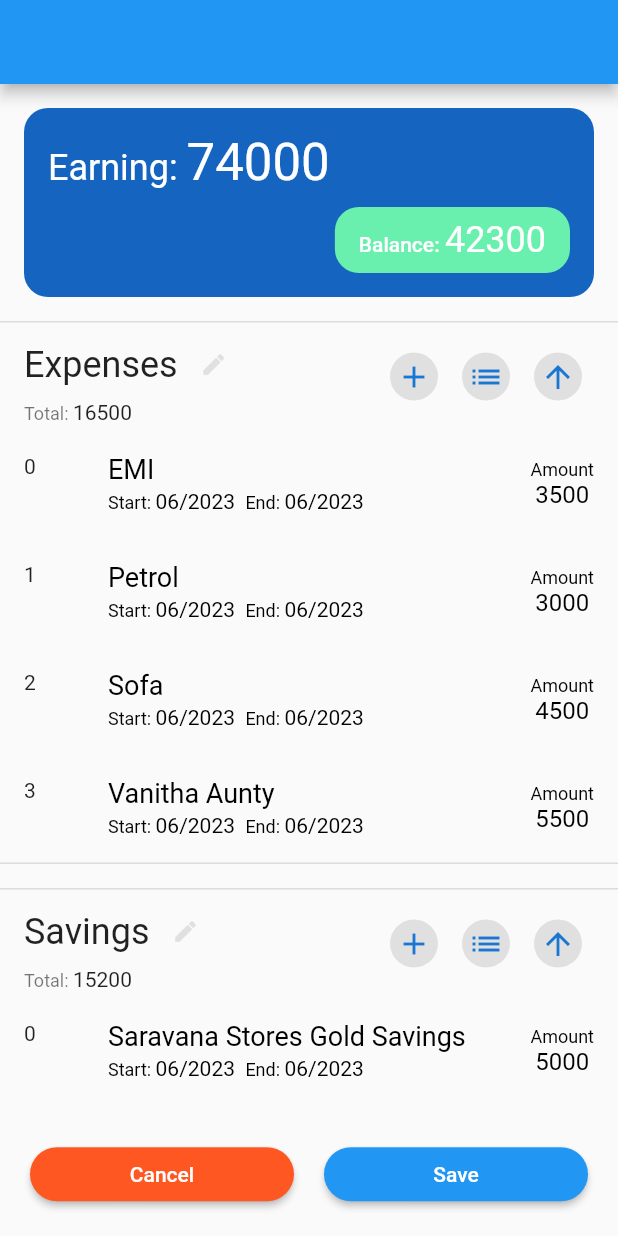
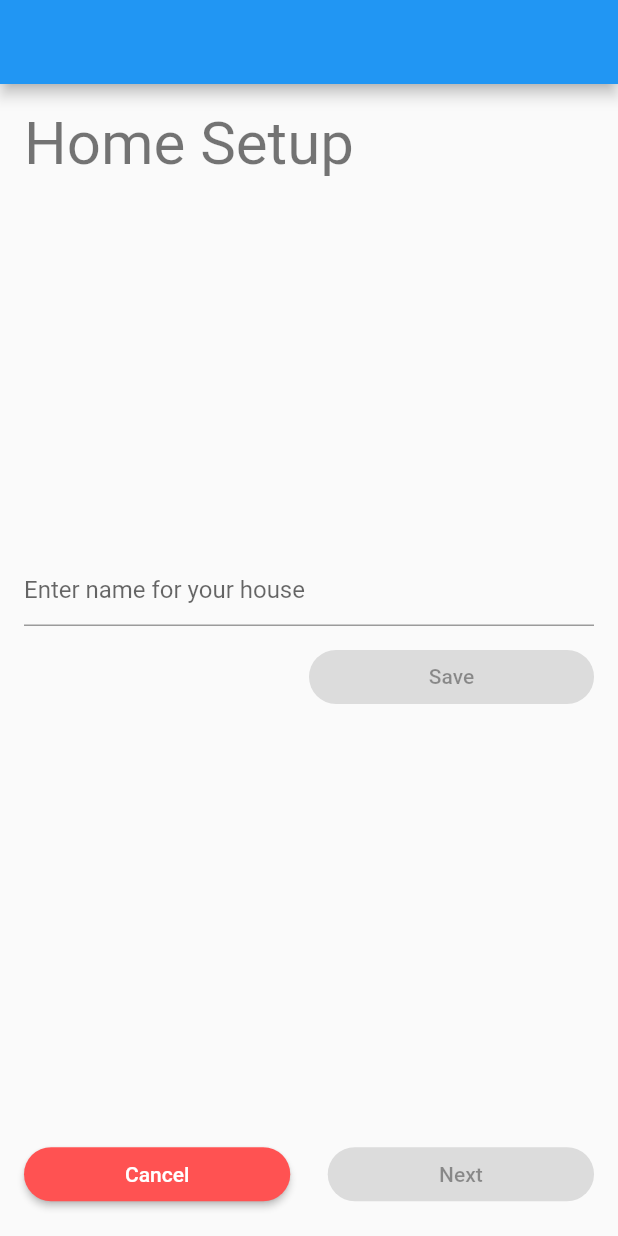
Before and after one commit to braglath/homeExpensesCalculator, a Flutter app: the screen it shows after launch, after a tap on "Cancel", on a phone screen of 412 x 824 dp. Run offline on Flutter 3.47's test engine with Material 2 defaults, Android fonts, the phone set to English and light mode, and no system bars; drawn by our look-alikes of flutter_slidable; our stand-ins replace internet_connection_checker, qr_flutter, sqflite; missing offline and left inert: encrypt; accounts and stored records are empty.

Commit message:
home setup

```diff
--- a/lib/helpers/extensions/ext_on_string.dart
+++ b/lib/helpers/extensions/ext_on_string.dart
@@ -1,5 +1,10 @@
+import 'package:homeexpensecalculator/helpers/encryption/encrypt.dart';
+import 'package:homeexpensecalculator/helpers/functions/random_4_string.dart';
+
 extension ConversionOnString on String? {
   DateTime get toDateTime => DateTime.parse(this!);
   int get toInt => int.parse(this!);
   bool get isNullOrEmpty => this == null || this!.isEmpty;
+  String get encrypt => Encryption.encryptString(this ?? '');
+  String get random4String => Random4String.generate(this ?? '');
 }
--- a/lib/main.dart
+++ b/lib/main.dart
@@ -1,8 +1,10 @@
 import 'package:flutter/material.dart';
-import 'package:homeexpensecalculator/providers/services/services_provider.dart';
-import 'package:homeexpensecalculator/screens/services/services_screen.dart';
+import 'package:homeexpensecalculator/utils/app_providers.dart';
 import 'package:homeexpensecalculator/utils/app_theme.dart';
 import 'package:provider/provider.dart';
+
+
+import 'package:homeexpensecalculator/screens/registration/home_setup.dart';
 
 void main() {
   runApp(const MyApp());
@@ -13,15 +15,12 @@ class MyApp extends StatelessWidget {
   // This widget is the root of your application.
   @override
   Widget build(BuildContext context) => MultiProvider(
-        providers: <ChangeNotifierProvider<dynamic>>[
-          ChangeNotifierProvider<ServicesProvider>(
-              create: (_) => ServicesProvider())
-        ],
+        providers: AppProviders.providers,
         child: MaterialApp(
           debugShowCheckedModeBanner: false,
           title: 'Home Expense Calculator',
           theme: AppTheme.light,
-          home: const ServicesView(),
+          home: const RegistrationHomeSetupScreen(),
         ),
       );
 }
--- /dev/null
+++ b/lib/providers/registration/home_setup_provider.dart
@@ -0,0 +1,64 @@
+import 'package:flutter/material.dart';
+import 'package:flutter/services.dart';
+import 'package:homeexpensecalculator/helpers/extensions/ext_on_string.dart';
+
+class RegistrationHomeSetupProvider extends ChangeNotifier {
+  bool _isPageLoading = false;
+  bool get isPageLoading => _isPageLoading;
+
+  bool _isCardLoading = false;
+  bool get isCardLoading => _isCardLoading;
+
+  int _currentPageIndex = 0;
+  int get currentPageIndex => _currentPageIndex;
+
+  String _homeCode = '';
+  String get homeCode => _homeCode;
+
+  String _encryptedKey = '';
+  String get encryptedKey => _encryptedKey;
+
+  bool _showSaveBtn = false;
+  bool get showSaveBtn => _showSaveBtn;
+
+  bool _showNextBtn = false;
+  bool get showNextBtn => _showNextBtn;
+
+  void setPageLoading(bool status) {
+    _isPageLoading = status;
+    notifyListeners();
+  }
+
+  void setCardLoading(bool status) {
+    _isCardLoading = status;
+    notifyListeners();
+  }
+
+  Future<void> setHomeCodeAndEncryption(String text) async {
+    if (FocusManager.instance.primaryFocus != null) {
+      FocusManager.instance.primaryFocus!.unfocus();
+    }
+    setCardLoading(true);
+    await Future<dynamic>.delayed(const Duration(milliseconds: 400));
+    _encryptedKey = text.encrypt;
+    _homeCode = text.random4String;
+    await Clipboard.setData(const ClipboardData(text: "your text"));
+    setShowNextBtn(true);
+    setCardLoading(false);
+  }
+
+  void setShowNextBtn(bool status) => _showNextBtn = status;
+
+  void setShowSaveBtn(bool status) {
+    _showSaveBtn = status;
+    notifyListeners();
+  }
+
+  Future<void> navigateTo(PageController pageController, int i) async {
+    await pageController.animateToPage(i,
+        duration: const Duration(milliseconds: 600),
+        curve: Curves.fastOutSlowIn);
+    _currentPageIndex = i;
+    notifyListeners();
+  }
+}
--- /dev/null
+++ b/lib/screens/registration/home_setup.dart
@@ -0,0 +1,236 @@
+import 'package:flutter/material.dart';
+import 'package:homeexpensecalculator/helpers/extensions/ext_on_string.dart';
+import 'package:homeexpensecalculator/helpers/mixins/field_validations.dart';
+import 'package:homeexpensecalculator/providers/registration/home_setup_provider.dart';
+import 'package:homeexpensecalculator/utils/app_constants.dart';
+import 'package:homeexpensecalculator/widgets/common_elevated_button.dart';
+import 'package:homeexpensecalculator/widgets/common_scaffold.dart';
+import 'package:provider/provider.dart';
+import 'package:qr_flutter/qr_flutter.dart';
+
+class RegistrationHomeSetupScreen extends StatefulWidget {
+  const RegistrationHomeSetupScreen({super.key});
+
+  @override
+  State<RegistrationHomeSetupScreen> createState() =>
+      RegistrationHomeSetupState();
+}
+
+class RegistrationHomeSetupState
+    extends CommonScaffold<RegistrationHomeSetupScreen>
+    with FieldValidationMixin {
+  late TextEditingController homeTitleTextController;
+  late PageController pageController;
+  final GlobalKey<FormState> key = GlobalKey<FormState>();
+  String encryptedHomeTitle = '';
+  String random4String = '';
+
+  @override
+  void initState() {
+    super.initState();
+    pageController = PageController();
+    homeTitleTextController = TextEditingController();
+    homeTitleTextController.addListener(() {
+      if (!homeTitleTextController.text.isNullOrEmpty &&
+          key.currentState!.validate() &&
+          !context.read<RegistrationHomeSetupProvider>().showSaveBtn) {
+        context.read<RegistrationHomeSetupProvider>().setShowSaveBtn(true);
+      }
+    });
+  }
+
+  @override
+  void dispose() {
+    pageController.dispose();
+    homeTitleTextController.dispose();
+    super.dispose();
+  }
+
+  @override
+  Widget buildBody(BuildContext context) => PageView(
+        controller: pageController,
+        physics: const BouncingScrollPhysics(),
+        children: <Widget>[
+          _homeName(context),
+          Container(
+            width: MediaQuery.of(context).size.width,
+            height: MediaQuery.of(context).size.height,
+            color: Colors.amber,
+          ),
+          Container(
+            width: MediaQuery.of(context).size.width,
+            height: MediaQuery.of(context).size.height,
+            color: Colors.green,
+          ),
+        ],
+      );
+
+  Container _homeName(BuildContext context) => Container(
+        height: MediaQuery.of(context).size.height,
+        padding: AppConstants.pad16,
+        child: Column(
+          mainAxisAlignment: MainAxisAlignment.spaceBetween,
+          crossAxisAlignment: CrossAxisAlignment.start,
+          children: <Widget>[
+            Text("Home Setup",
+                style: Theme.of(context).textTheme.headlineLarge),
+            _textFieldWButton(context),
+            if (context.watch<RegistrationHomeSetupProvider>().isCardLoading)
+              const Center(child: CircularProgressIndicator())
+            else if (context.watch<RegistrationHomeSetupProvider>().showNextBtn)
+              _homeDetailsCard(context)
+            else
+              const SizedBox.shrink(),
+          ],
+        ),
+      );
+
+  Widget _textFieldWButton(BuildContext context) => Form(
+        key: key,
+        autovalidateMode: AutovalidateMode.onUserInteraction,
+        child: Column(
+          children: <Widget>[
+            TextFormField(
+              controller: homeTitleTextController,
+              keyboardType: TextInputType.name,
+              textInputAction: TextInputAction.done,
+              decoration:
+                  const InputDecoration(hintText: 'Enter name for your house'),
+              validator: (String? title) => homeTitleValidation(title),
+            ),
+            AppConstants.height10,
+            Row(
+              children: <Widget>[
+                const Spacer(),
+                CommonElevatedButton(
+                  text: 'Save',
+                  onTap: !context
+                          .watch<RegistrationHomeSetupProvider>()
+                          .showSaveBtn
+                      ? null
+                      : () async => context
+                          .read<RegistrationHomeSetupProvider>()
+                          .setHomeCodeAndEncryption(
+                            homeTitleTextController.text,
+                          ),
+                ),
+              ],
+            ),
+          ],
+        ),
+      );
+
+  Container _homeDetailsCard(BuildContext context) => Container(
+        width: MediaQuery.of(context).size.width,
+        padding: AppConstants.pad16,
+        decoration: BoxDecoration(
+          borderRadius: BorderRadius.circular(16),
+          color: Colors.grey[200],
+        ),
+        child: Column(
+          crossAxisAlignment: CrossAxisAlignment.start,
+          children: <Widget>[
+            Row(
+              mainAxisAlignment: MainAxisAlignment.spaceBetween,
+              children: <Widget>[
+                Column(
+                  crossAxisAlignment: CrossAxisAlignment.center,
+                  children: <Widget>[
+                    Text(
+                      "Home Code",
+                      style: Theme.of(context)
+                          .textTheme
+                          .bodyLarge!
+                          .copyWith(color: Colors.grey[500]),
+                    ),
+                    Text(
+                      context.watch<RegistrationHomeSetupProvider>().homeCode,
+                      style: Theme.of(context).textTheme.headlineMedium,
+                      textAlign: TextAlign.center,
+                    ),
+                  ],
+                ),
+                _qrCode(context),
+              ],
+            ),
+            Text(
+              '''
+\nNote*
+code has been copied to your clipboard.
+Save this code somewhere and share it with your home mates to join your home.
+In-Mates can also scan the QR Code to join your home.
+''',
+              style: Theme.of(context)
+                  .textTheme
+                  .bodyLarge!
+                  .copyWith(color: Colors.grey[400]),
+            ),
+            Align(
+              alignment: Alignment.bottomRight,
+              child: TextButton(
+                  onPressed: () {
+                    // TODO: implement functionality
+                  },
+                  child: const Text("Save to Gallry")),
+            )
+          ],
+        ),
+      );
+
+  QrImageView _qrCode(BuildContext context) => QrImageView(
+        data: <String, String>{
+          "homeCode": context.watch<RegistrationHomeSetupProvider>().homeCode,
+          "encryptionKey":
+              context.watch<RegistrationHomeSetupProvider>().encryptedKey
+        }.toString(),
+        version: QrVersions.auto,
+        size: 125.0,
+      );
+
+  @override
+  Widget? bottomNavBar() => Padding(
+        padding: const EdgeInsets.symmetric(horizontal: 16.0),
+        child: Row(
+          children: <Widget>[
+            CommonElevatedButton(
+              text: context
+                          .watch<RegistrationHomeSetupProvider>()
+                          .currentPageIndex !=
+                      0
+                  ? 'Back'
+                  : 'Cancel',
+              onTap: () async {
+                if (context
+                        .read<RegistrationHomeSetupProvider>()
+                        .currentPageIndex !=
+                    0) {
+                  await context
+                      .read<RegistrationHomeSetupProvider>()
+                      .navigateTo(
+                          pageController,
+                          context
+                                  .read<RegistrationHomeSetupProvider>()
+                                  .currentPageIndex -
+                              1);
+                }
+              },
+              color: Colors.redAccent,
+            ),
+            AppConstants.width25,
+            CommonElevatedButton(
+              text: 'Next',
+              onTap: !context.watch<RegistrationHomeSetupProvider>().showNextBtn
+                  ? null
+                  : () async => context
+                      .read<RegistrationHomeSetupProvider>()
+                      .navigateTo(
+                          pageController,
+                          context
+                                  .read<RegistrationHomeSetupProvider>()
+                                  .currentPageIndex +
+                              1),
+            ),
+          ],
+        ),
+      );
+}
--- a/lib/screens/services/services_screen.dart
+++ b/lib/screens/services/services_screen.dart
@@ -11,8 +11,10 @@ import 'package:homeexpensecalculator/helpers/functions/dialogues.dart';
 import 'package:homeexpensecalculator/helpers/functions/input_formatters.dart';
 import 'package:homeexpensecalculator/helpers/mixins/field_validations.dart';
 import 'package:homeexpensecalculator/providers/services/services_provider.dart';
+import 'package:homeexpensecalculator/utils/app_constants.dart';
 import 'package:homeexpensecalculator/utils/app_enum.dart';
 import 'package:homeexpensecalculator/utils/app_icons.dart';
+import 'package:homeexpensecalculator/widgets/common_elevated_button.dart';
 import 'package:homeexpensecalculator/widgets/common_scaffold.dart';
 import 'package:homeexpensecalculator/widgets/slidable_widget.dart';
 import 'package:provider/provider.dart';
@@ -95,8 +97,8 @@ class _ServicesViewState extends CommonScaffold<ServicesView>
 
     return Container(
       width: MediaQuery.of(context).size.width,
-      padding: const EdgeInsets.all(16),
-      margin: const EdgeInsets.all(16),
+      padding: AppConstants.pad16,
+      margin: AppConstants.pad16,
       decoration: BoxDecoration(
           borderRadius: BorderRadius.circular(16), color: Colors.blue[800]),
       child: Column(
@@ -120,7 +122,7 @@ class _ServicesViewState extends CommonScaffold<ServicesView>
                   .copyWith(color: Colors.white),
             ),
           ])),
-          const SizedBox(height: 10),
+          AppConstants.height10,
           Align(
             alignment: Alignment.bottomRight,
             child: Container(
@@ -353,7 +355,7 @@ class _ServicesViewState extends CommonScaffold<ServicesView>
               validator: (String? title) => emptyValidation(title),
             ),
           ),
-          const SizedBox(height: 10),
+          AppConstants.height10,
           Form(
             key: amountFieldFormKey,
             autovalidateMode: AutovalidateMode.onUserInteraction,
@@ -368,7 +370,7 @@ class _ServicesViewState extends CommonScaffold<ServicesView>
               validator: (String? amount) => emptyValidation(amount),
             ),
           ),
-          const SizedBox(height: 10),
+          AppConstants.height10,
           Row(
             children: <Widget>[
               Expanded(
@@ -578,33 +580,23 @@ class _ServicesViewState extends CommonScaffold<ServicesView>
       );
 
   @override
-  Widget? bottomNavBar() => FractionallySizedBox(
-        heightFactor: 0.1,
-        widthFactor: 1,
-        child: SizedBox(
+  Widget? bottomNavBar() => SizedBox(
         child: Row(
           mainAxisAlignment: MainAxisAlignment.spaceEvenly,
           children: <Widget>[
             const SizedBox(width: 20),
-              Expanded(
-                  child: ElevatedButton(
-                      style: ElevatedButton.styleFrom(
-                          backgroundColor: Colors.deepOrange,
-                          shape: RoundedRectangleBorder(
-                              borderRadius: BorderRadius.circular(30))),
-                      onPressed: () {},
-                      child: const Text("Cancel"))),
+            CommonElevatedButton(
+              text: 'Cancel',
+              color: Colors.deepOrange,
+              onTap: () {},
+            ),
             const SizedBox(width: 20),
-              Expanded(
-                  child: ElevatedButton(
-                      style: ElevatedButton.styleFrom(
-                          shape: RoundedRectangleBorder(
-                              borderRadius: BorderRadius.circular(30))),
-                      onPressed: () {},
-                      child: const Text("Save"))),
+            CommonElevatedButton(
+              text: 'Save',
+              onTap: () {},
+            ),
             const SizedBox(width: 20),
           ],
-          ),
         ),
       );
 
--- a/lib/utils/app_constants.dart
+++ b/lib/utils/app_constants.dart
@@ -2,6 +2,10 @@ import 'package:flutter/material.dart';
 import 'package:homeexpensecalculator/utils/app_icons.dart';
 
 class AppConstants {
+  AppConstants._internal();
+  factory AppConstants() => _singleton;
+  static final AppConstants _singleton = AppConstants._internal();
+
   static List<PopupMenuEntry<dynamic>> servicesContextMenu({
     required Function()? favOnTap,
     required Function()? editOnTap,
@@ -56,4 +60,10 @@ class AppConstants {
               children: <Widget>[const Text('Delete'), AppIcons.delete]),
         ),
       ];
+
+  static EdgeInsetsGeometry? pad16 = const EdgeInsets.all(16);
+
+  static SizedBox width25 = const SizedBox(width: 25);
+  static SizedBox height10 = const SizedBox(height: 10);
+  static SizedBox height20 = const SizedBox(height: 20);
 }
--- a/lib/utils/app_icons.dart
+++ b/lib/utils/app_icons.dart
@@ -18,4 +18,10 @@ class AppIcons {
         color: Colors.grey[300],
         size: 18,
       );
+  static Icon get refresh => const Icon(Icons.refresh);
+  static Icon get backIcon => const Icon(
+        Icons.chevron_left,
+        size: 35,
+        color: Colors.white,
+      );
 }
--- /dev/null
+++ b/lib/utils/app_providers.dart
@@ -0,0 +1,16 @@
+import 'package:homeexpensecalculator/providers/registration/home_setup_provider.dart';
+import 'package:homeexpensecalculator/providers/services/services_provider.dart';
+import 'package:provider/provider.dart';
+import 'package:provider/single_child_widget.dart';
+
+class AppProviders {
+  AppProviders._internal();
+  factory AppProviders() => _singleton;
+  static final AppProviders _singleton = AppProviders._internal();
+
+  static List<SingleChildWidget> providers = <ChangeNotifierProvider<dynamic>>[
+    ChangeNotifierProvider<ServicesProvider>(create: (_) => ServicesProvider()),
+    ChangeNotifierProvider<RegistrationHomeSetupProvider>(
+        create: (_) => RegistrationHomeSetupProvider()),
+  ];
+}
--- /dev/null
+++ b/lib/widgets/common_elevated_button.dart
@@ -0,0 +1,23 @@
+import 'package:flutter/material.dart';
+
+class CommonElevatedButton extends StatelessWidget {
+  const CommonElevatedButton({
+    required this.text,
+    required this.onTap,
+    this.color,
+    super.key,
+  });
+  final Color? color;
+  final Function()? onTap;
+  final String text;
+
+  @override
+  Widget build(BuildContext context) => Expanded(
+      child: ElevatedButton(
+          style: ElevatedButton.styleFrom(
+              backgroundColor: color,
+              shape: RoundedRectangleBorder(
+                  borderRadius: BorderRadius.circular(30))),
+          onPressed: onTap,
+          child: Text(text)));
+}
--- a/lib/widgets/common_scaffold.dart
+++ b/lib/widgets/common_scaffold.dart
@@ -18,7 +18,11 @@ abstract class CommonScaffold<S extends StatefulWidget> extends State<S> {
   @override
   Widget build(BuildContext context) => Scaffold(
         appBar: buildAppBar(),
-        bottomNavigationBar: bottomNavBar(),
+        bottomNavigationBar: FractionallySizedBox(
+          heightFactor: 0.1,
+          widthFactor: 1,
+          child: bottomNavBar(),
+        ),
         floatingActionButton: buildFloatingActionButton(),
         floatingActionButtonLocation: floatingActionButtonLocation(),
         body: buildBody(context),
```
Also changed, not shown: lib/helpers/encryption/encrypt.dart (added, +15 -0 lines), lib/helpers/functions/random_4_string.dart (added, +16 -0 lines), lib/helpers/mixins/field_validations.dart (+11 -0 lines), lib/utils/asset_paths.dart (added, +8 -0 lines), pubspec.yaml (+5 -3 lines), assets/images/home_setup.jpg (added), assets/images/logo.png (added), pubspec.lock. Lines whose indentation alone changed are shown as unchanged.
